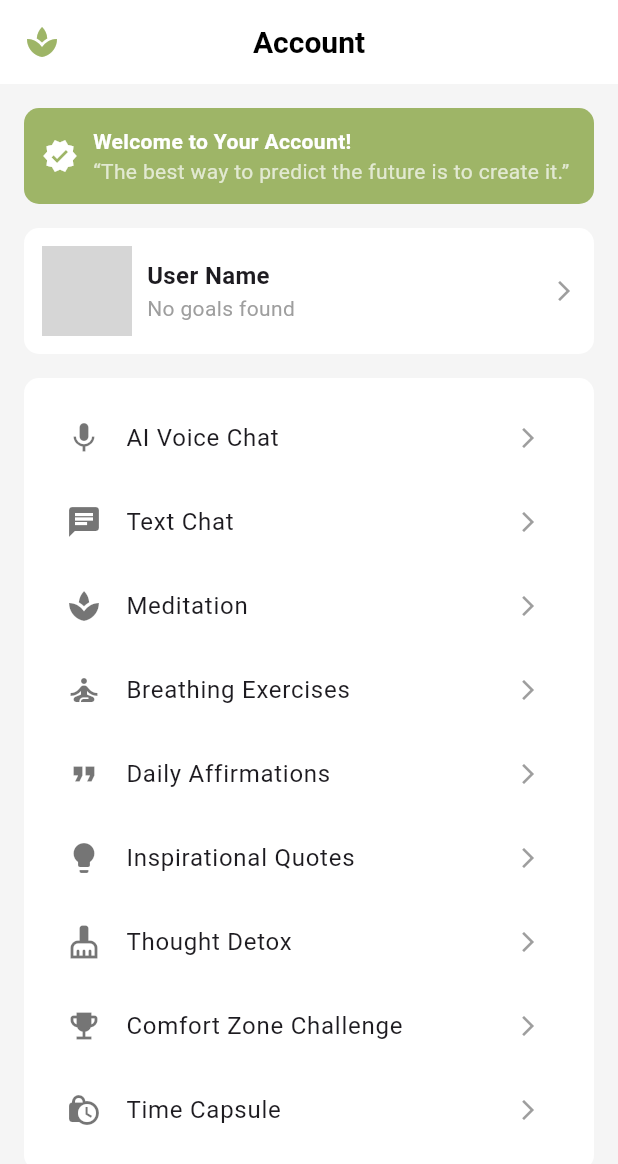
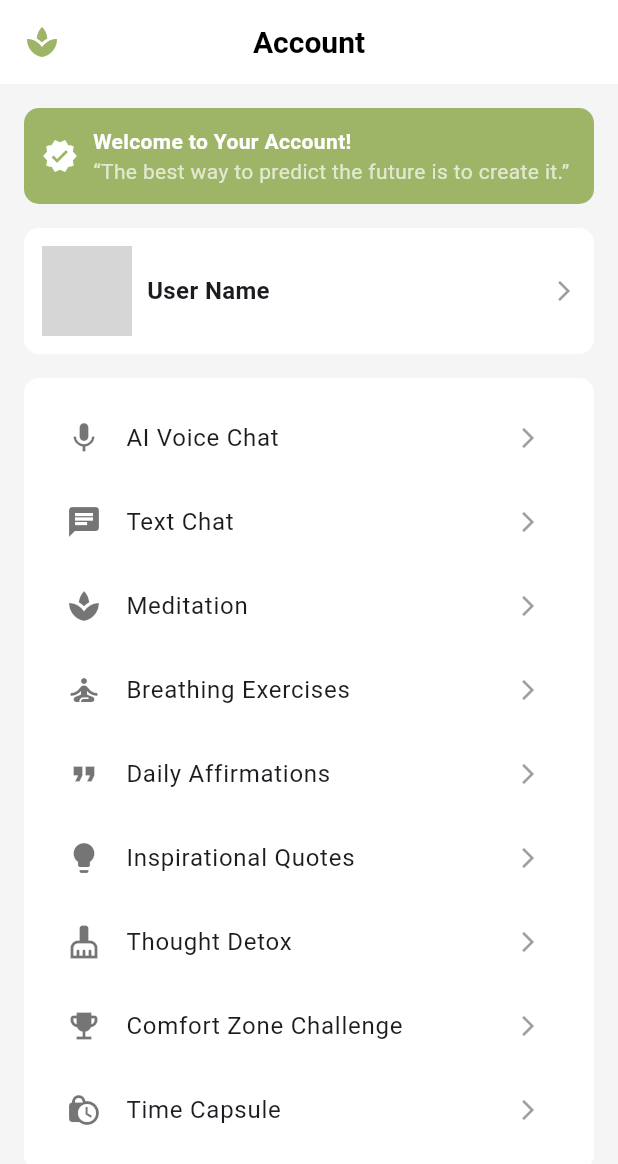
Before and after one commit to kosuri-indu/MindSync, a Flutter app: the AccountPage screen opened directly, on a phone screen of 412 x 824 dp. Shown: the top 1164 px of the screen. Run offline on Flutter 3.47's test engine with Material 3 defaults, Android fonts, the phone set to English and light mode, and no system bars; our stand-ins replace audioplayers, cloud_firestore, firebase_auth, firebase_core, fl_chart, flutter_dotenv and 6 more; accounts and stored records are empty; network calls fail; grey boxes are pictures that could not be loaded.

Commit message:
final code

```diff
--- a/mindsync/lib/views/pages/account_page.dart
+++ b/mindsync/lib/views/pages/account_page.dart
@@ -58,7 +58,8 @@ class _AccountPageState extends State<AccountPage> {
     return Scaffold(
       backgroundColor: Color(0xFFF5F5F5),
       appBar: AppBar(
-        title: Text("Account", style: TextStyle(color: Colors.black, fontWeight: FontWeight.bold)),
+        title: Text("Account",
+            style: TextStyle(color: Colors.black, fontWeight: FontWeight.bold)),
         centerTitle: true,
         backgroundColor: Colors.white,
         elevation: 0,
@@ -137,8 +138,6 @@ class _AccountPageState extends State<AccountPage> {
                   Text(userName.isEmpty ? "User Name" : userName,
                       style:
                           TextStyle(fontSize: 16, fontWeight: FontWeight.bold)),
-                  Text(userGoals.isEmpty ? "No goals found" : userGoals,
-                      style: TextStyle(color: Colors.grey)),
                 ],
               ),
             ),
```
